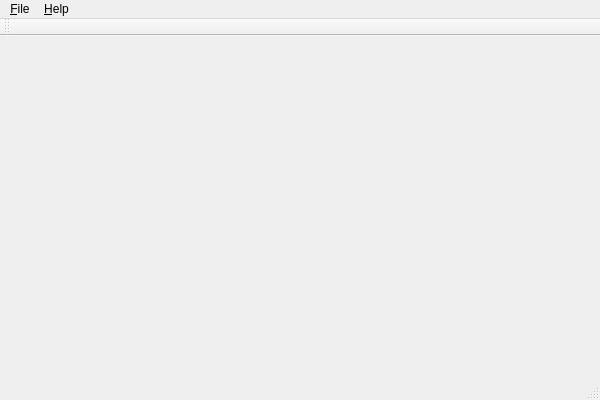
Before: the Qt Designer form progs/wgedit/mainwindow.ui in pashazz/winegame, drawn with Qt 5.
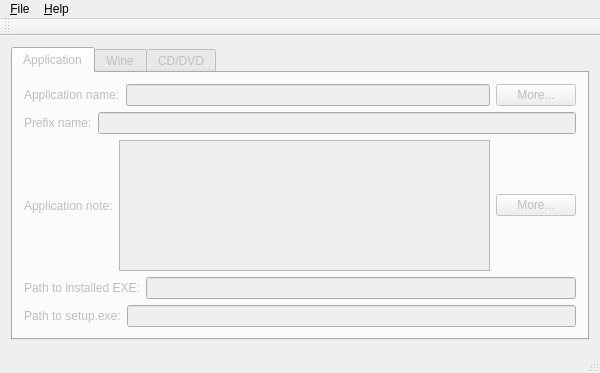
After: the same form once the commit is applied.

The edit to the form file:
```diff
--- a/progs/wgedit/mainwindow.ui
+++ b/progs/wgedit/mainwindow.ui
@@ -7,13 +7,161 @@
     <x>0</x>
     <y>0</y>
     <width>600</width>
-    <height>400</height>
+    <height>373</height>
    </rect>
   </property>
   <property name="windowTitle">
    <string>wgedit</string>
   </property>
-  <widget class="QWidget" name="centralWidget"/>
+  <widget class="QWidget" name="centralWidget">
+   <layout class="QHBoxLayout" name="horizontalLayout">
+    <item>
+     <widget class="QTabWidget" name="tabWidget">
+      <property name="enabled">
+       <bool>false</bool>
+      </property>
+      <property name="currentIndex">
+       <number>0</number>
+      </property>
+      <widget class="QWidget" name="tabApp">
+       <attribute name="title">
+        <string>Application</string>
+       </attribute>
+       <layout class="QVBoxLayout" name="verticalLayout">
+        <item>
+         <layout class="QHBoxLayout" name="horizontalLayout_2">
+          <item>
+           <widget class="QLabel" name="label">
+            <property name="text">
+             <string>Application name:</string>
+            </property>
+           </widget>
+          </item>
+          <item>
+           <widget class="QLineEdit" name="txtName"/>
+          </item>
+          <item>
+           <widget class="QPushButton" name="cmdMoreNames">
+            <property name="statusTip">
+             <string>With this button you can translate name in many languages</string>
+            </property>
+            <property name="text">
+             <string>More...</string>
+            </property>
+           </widget>
+          </item>
+         </layout>
+        </item>
+        <item>
+         <layout class="QHBoxLayout" name="horizontalLayout_3">
+          <item>
+           <widget class="QLabel" name="label_2">
+            <property name="text">
+             <string>Prefix name:</string>
+            </property>
+           </widget>
+          </item>
+          <item>
+           <widget class="QLineEdit" name="txtPrefix"/>
+          </item>
+         </layout>
+        </item>
+        <item>
+         <layout class="QHBoxLayout" name="horizontalLayout_7">
+          <item>
+           <widget class="QLabel" name="label_6">
+            <property name="text">
+             <string>Application note:</string>
+            </property>
+           </widget>
+          </item>
+          <item>
+           <widget class="QTextEdit" name="textEdit"/>
+          </item>
+          <item>
+           <widget class="QPushButton" name="pushButton">
+            <property name="statusTip">
+             <string>With this button you can translate note in many languages</string>
+            </property>
+            <property name="text">
+             <string>More...</string>
+            </property>
+           </widget>
+          </item>
+         </layout>
+        </item>
+        <item>
+         <layout class="QHBoxLayout" name="horizontalLayout_11">
+          <item>
+           <widget class="QLabel" name="label_10">
+            <property name="toolTip">
+             <string>It`s optional. Example: c:/program files/coolprog/coolprog.exe -opengl</string>
+            </property>
+            <property name="statusTip">
+             <string>If you`re want to add a link to your program, give full path to EXE with arguments here.</string>
+            </property>
+            <property name="text">
+             <string>Path to installed EXE:</string>
+            </property>
+           </widget>
+          </item>
+          <item>
+           <widget class="QLineEdit" name="txtExepath">
+            <property name="toolTip">
+             <string>It`s optional. Example: c:/program files/coolprog/coolprog.exe -opengl</string>
+            </property>
+            <property name="statusTip">
+             <string>If you`re want to add a link to your program, give full path to EXE with arguments here</string>
+            </property>
+           </widget>
+          </item>
+         </layout>
+        </item>
+        <item>
+         <layout class="QHBoxLayout" name="horizontalLayout_12">
+          <item>
+           <widget class="QLabel" name="label_11">
+            <property name="text">
+             <string>Path to setup.exe:</string>
+            </property>
+           </widget>
+          </item>
+          <item>
+           <widget class="QLineEdit" name="txtSetup">
+            <property name="toolTip">
+             <string>&lt;!DOCTYPE HTML PUBLIC &quot;-//W3C//DTD HTML 4.0//EN&quot; &quot;http://www.w3.org/TR/REC-html40/strict.dtd&quot;&gt;
+&lt;html&gt;&lt;head&gt;&lt;meta name=&quot;qrichtext&quot; content=&quot;1&quot; /&gt;&lt;style type=&quot;text/css&quot;&gt;
+p, li { white-space: pre-wrap; }
+&lt;/style&gt;&lt;/head&gt;&lt;body style=&quot; font-family:'Droid Sans'; font-size:8pt; font-weight:400; font-style:normal;&quot;&gt;
+&lt;table style=&quot;-qt-table-type: root; margin-top:4px; margin-bottom:4px; margin-left:4px; margin-right:4px;&quot;&gt;
+&lt;tr&gt;
+&lt;td style=&quot;border: none;&quot;&gt;
+&lt;p style=&quot; margin-top:0px; margin-bottom:0px; margin-left:0px; margin-right:0px; -qt-block-indent:0; text-indent:0px;&quot;&gt;It`s optional. Example: setup.exe&lt;/p&gt;
+&lt;p style=&quot; margin-top:0px; margin-bottom:0px; margin-left:0px; margin-right:0px; -qt-block-indent:0; text-indent:0px;&quot;&gt;&lt;span style=&quot; font-weight:600;&quot;&gt;If leave empty, then autorun.inf will be used.&lt;/span&gt;&lt;/p&gt;&lt;/td&gt;&lt;/tr&gt;&lt;/table&gt;&lt;/body&gt;&lt;/html&gt;</string>
+            </property>
+            <property name="statusTip">
+             <string>If you`re want that WineGame runs the installation program, give its path (from CD root) here</string>
+            </property>
+           </widget>
+          </item>
+         </layout>
+        </item>
+       </layout>
+      </widget>
+      <widget class="QWidget" name="tabWine">
+       <attribute name="title">
+        <string>Wine</string>
+       </attribute>
+      </widget>
+      <widget class="QWidget" name="tabCD">
+       <attribute name="title">
+        <string>CD/DVD</string>
+       </attribute>
+      </widget>
+     </widget>
+    </item>
+   </layout>
+  </widget>
   <widget class="QMenuBar" name="menuBar">
    <property name="geometry">
     <rect>
```
